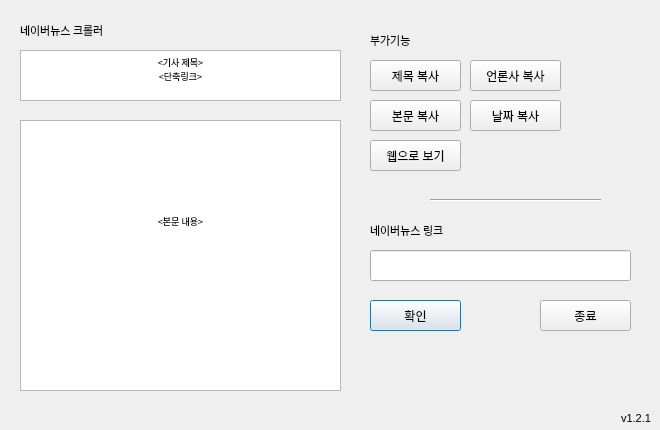
Before: the Qt Designer form ui/HGA.ui in memoday/hangangUtil, drawn with Qt 5.
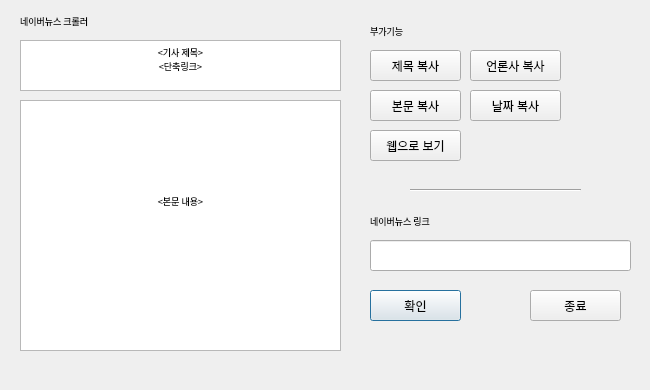
After: the same form once the commit is applied.

The edit to the form file:
```diff
--- a/ui/HGA.ui
+++ b/ui/HGA.ui
@@ -6,22 +6,10 @@
    <rect>
     <x>0</x>
     <y>0</y>
-    <width>660</width>
-    <height>430</height>
+    <width>650</width>
+    <height>390</height>
    </rect>
   </property>
-  <property name="minimumSize">
-   <size>
-    <width>660</width>
-    <height>430</height>
-   </size>
-  </property>
-  <property name="maximumSize">
-   <size>
-    <width>660</width>
-    <height>430</height>
-   </size>
-  </property>
   <property name="windowTitle">
    <string>Dialog</string>
   </property>
@@ -29,7 +17,7 @@
    <property name="geometry">
     <rect>
      <x>370</x>
-     <y>300</y>
+     <y>290</y>
      <width>91</width>
      <height>31</height>
     </rect>
@@ -45,9 +33,9 @@
    <property name="geometry">
     <rect>
      <x>20</x>
-     <y>120</y>
+     <y>100</y>
      <width>321</width>
-     <height>271</height>
+     <height>251</height>
     </rect>
    </property>
    <property name="font">
@@ -62,6 +50,12 @@
    <property name="toolTip">
     <string/>
    </property>
+   <property name="verticalScrollBarPolicy">
+    <enum>Qt::ScrollBarAlwaysOff</enum>
+   </property>
+   <property name="horizontalScrollBarPolicy">
+    <enum>Qt::ScrollBarAlwaysOff</enum>
+   </property>
    <property name="html">
     <string>&lt;!DOCTYPE HTML PUBLIC &quot;-//W3C//DTD HTML 4.0//EN&quot; &quot;http://www.w3.org/TR/REC-html40/strict.dtd&quot;&gt;
 &lt;html&gt;&lt;head&gt;&lt;meta name=&quot;qrichtext&quot; content=&quot;1&quot; /&gt;&lt;style type=&quot;text/css&quot;&gt;
@@ -76,7 +70,7 @@
    <property name="geometry">
     <rect>
      <x>370</x>
-     <y>250</y>
+     <y>240</y>
      <width>261</width>
      <height>31</height>
     </rect>
@@ -107,15 +101,15 @@
    <property name="geometry">
     <rect>
      <x>370</x>
-     <y>220</y>
+     <y>210</y>
      <width>181</width>
      <height>21</height>
     </rect>
    </property>
    <property name="font">
     <font>
-     <family>맑은 고딕</family>
-     <pointsize>8</pointsize>
+     <family>굴림</family>
+     <pointsize>7</pointsize>
     </font>
    </property>
    <property name="text">
@@ -129,7 +123,7 @@
    <property name="geometry">
     <rect>
      <x>20</x>
-     <y>50</y>
+     <y>40</y>
      <width>321</width>
      <height>51</height>
     </rect>
@@ -167,8 +161,8 @@
   <widget class="QPushButton" name="btn_exit">
    <property name="geometry">
     <rect>
-     <x>540</x>
-     <y>300</y>
+     <x>530</x>
+     <y>290</y>
      <width>91</width>
      <height>31</height>
     </rect>
@@ -184,15 +178,15 @@
    <property name="geometry">
     <rect>
      <x>20</x>
-     <y>20</y>
+     <y>10</y>
      <width>271</width>
      <height>21</height>
     </rect>
    </property>
    <property name="font">
     <font>
-     <family>맑은 고딕</family>
-     <pointsize>8</pointsize>
+     <family>굴림</family>
+     <pointsize>7</pointsize>
     </font>
    </property>
    <property name="text">
@@ -206,7 +200,7 @@
    <property name="geometry">
     <rect>
      <x>470</x>
-     <y>60</y>
+     <y>50</y>
      <width>91</width>
      <height>31</height>
     </rect>
@@ -222,7 +216,7 @@
    <property name="geometry">
     <rect>
      <x>370</x>
-     <y>60</y>
+     <y>50</y>
      <width>91</width>
      <height>31</height>
     </rect>
@@ -237,8 +231,8 @@
   <widget class="Line" name="line">
    <property name="geometry">
     <rect>
-     <x>430</x>
-     <y>190</y>
+     <x>410</x>
+     <y>180</y>
      <width>171</width>
      <height>20</height>
     </rect>
@@ -251,15 +245,15 @@
    <property name="geometry">
     <rect>
      <x>370</x>
-     <y>30</y>
+     <y>20</y>
      <width>71</width>
      <height>21</height>
     </rect>
    </property>
    <property name="font">
     <font>
-     <family>맑은 고딕</family>
-     <pointsize>8</pointsize>
+     <family>굴림</family>
+     <pointsize>7</pointsize>
     </font>
    </property>
    <property name="text">
@@ -273,7 +267,7 @@
    <property name="geometry">
     <rect>
      <x>370</x>
-     <y>100</y>
+     <y>90</y>
      <width>91</width>
      <height>31</height>
     </rect>
@@ -289,7 +283,7 @@
    <property name="geometry">
     <rect>
      <x>370</x>
-     <y>140</y>
+     <y>130</y>
      <width>91</width>
      <height>31</height>
     </rect>
@@ -305,7 +299,7 @@
    <property name="geometry">
     <rect>
      <x>470</x>
-     <y>100</y>
+     <y>90</y>
      <width>91</width>
      <height>31</height>
     </rect>
@@ -317,31 +311,6 @@
     <string>날짜 복사</string>
    </property>
   </widget>
-  <widget class="QLabel" name="label_version">
-   <property name="geometry">
-    <rect>
-     <x>530</x>
-     <y>410</y>
-     <width>121</width>
-     <height>16</height>
-    </rect>
-   </property>
-   <property name="font">
-    <font>
-     <family>Arial</family>
-     <pointsize>8</pointsize>
-    </font>
-   </property>
-   <property name="layoutDirection">
-    <enum>Qt::LeftToRight</enum>
-   </property>
-   <property name="text">
-    <string>v1.2.1</string>
-   </property>
-   <property name="alignment">
-    <set>Qt::AlignRight|Qt::AlignTrailing|Qt::AlignVCenter</set>
-   </property>
-  </widget>
  </widget>
  <resources/>
  <connections/>
```
